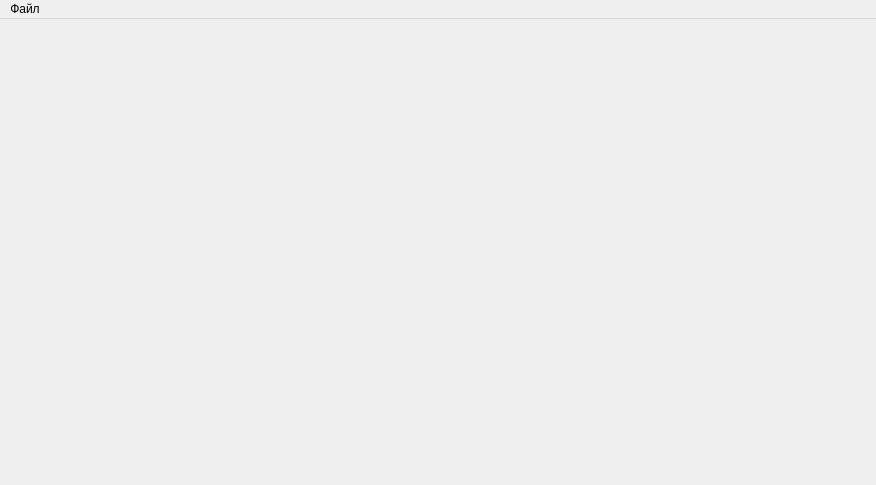
This is mainwindow.ui in AKorezin/image as Qt 5 draws it before an edit. The edited form follows.
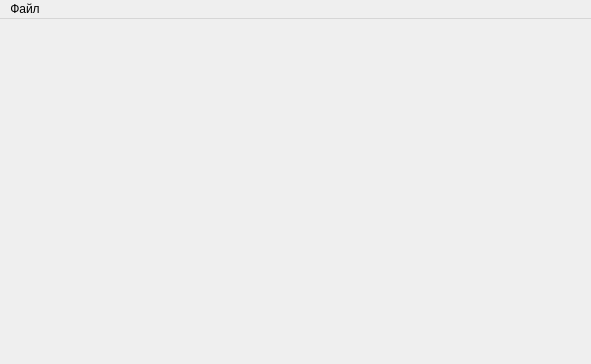
This is the edited form.

Commit message: Import, resizeEvent, some refactoring

Diff of the .ui file:
```diff
--- a/mainwindow.ui
+++ b/mainwindow.ui
@@ -6,8 +6,8 @@
    <rect>
     <x>0</x>
     <y>0</y>
-    <width>876</width>
-    <height>485</height>
+    <width>591</width>
+    <height>364</height>
    </rect>
   </property>
   <property name="windowTitle">
@@ -26,7 +26,7 @@
     <rect>
      <x>0</x>
      <y>0</y>
-     <width>876</width>
+     <width>591</width>
      <height>19</height>
     </rect>
    </property>
```
Left out of the diff: 6 changed lines with no effect on the pictures. The commit also changes 2 other files.
